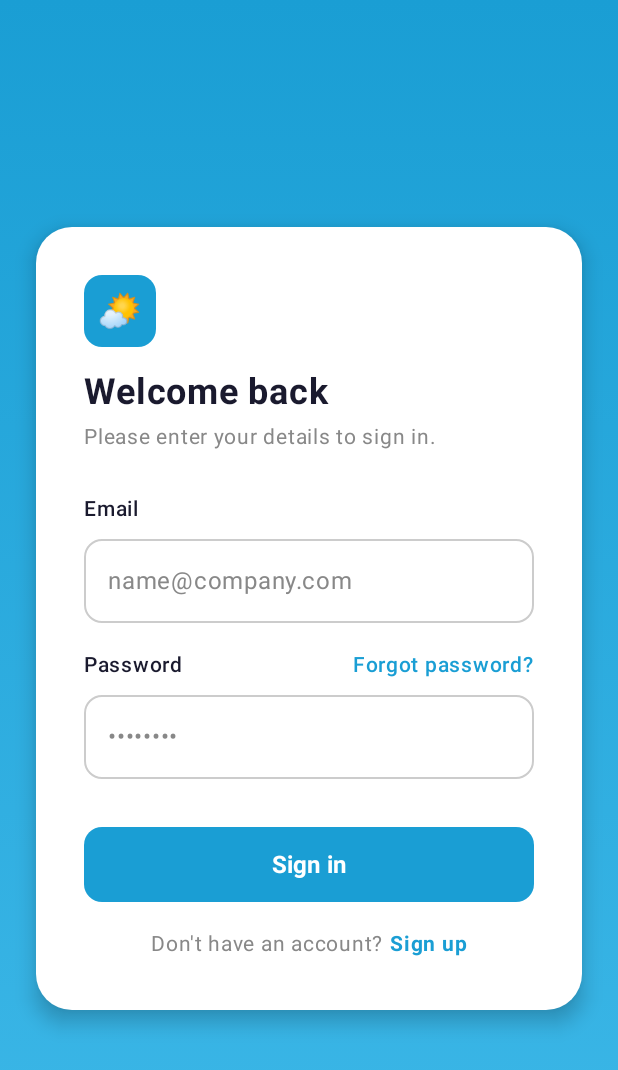
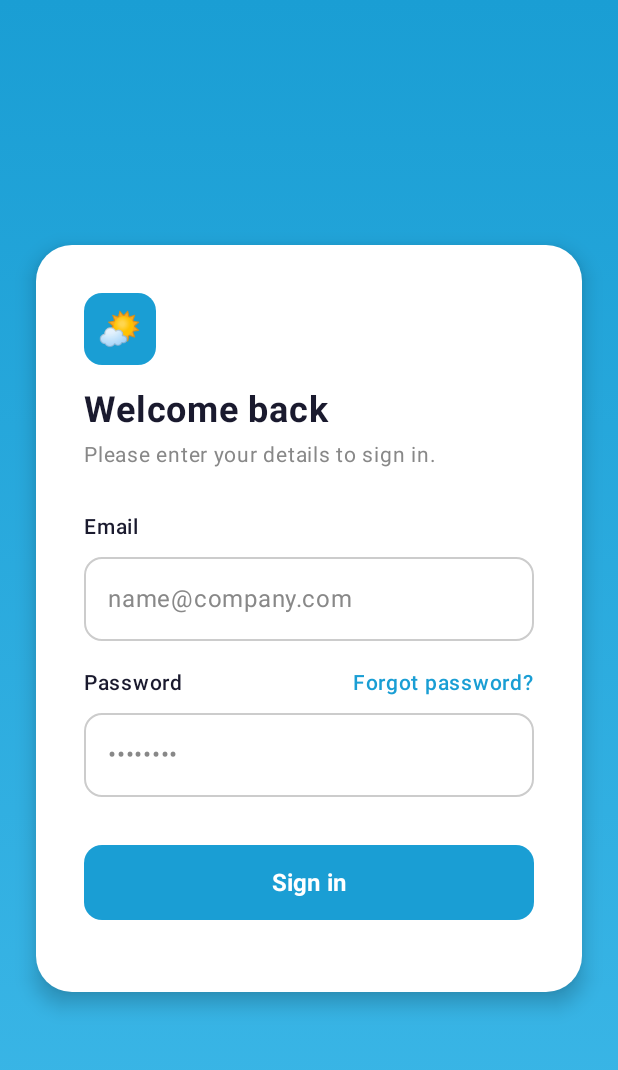
Before and after one commit to nurlanaaaaa3/Weathora, an Android app built with Jetpack Compose: the composable LoginScreen shown on its own in the app's theme, on a phone screen of 412 x 824 dp. Shown: the top 1070 px of the screen. Run offline under Robolectric (Android 15) with nearby library versions, the phone set to English and light mode, and no system bars.

Commit message:
feat: add splash screen, login screen, and logout feature

```diff
--- a/app/src/main/java/com/nurlana/wathora/ui/screen/LoginScreen.kt
+++ b/app/src/main/java/com/nurlana/wathora/ui/screen/LoginScreen.kt
@@ -15,6 +15,8 @@ import androidx.compose.ui.text.input.KeyboardType
 import androidx.compose.ui.text.input.PasswordVisualTransformation
 import androidx.compose.ui.unit.dp
 import androidx.compose.ui.unit.sp
+import androidx.compose.foundation.clickable
+
 
 @Composable
 fun LoginScreen(onLoginSuccess: () -> Unit) {
@@ -166,22 +168,6 @@ fun LoginScreen(onLoginSuccess: () -> Unit) {
                     )
                 }
                 Spacer(modifier = Modifier.height(16.dp))
-                Row(
-                    modifier = Modifier.fillMaxWidth(),
-                    horizontalArrangement = Arrangement.Center
-                ) {
-                    Text(
-                        text = "Don't have an account? ",
-                        fontSize = 14.sp,
-                        color = Color.Gray
-                    )
-                    Text(
-                        text = "Sign up",
-                        fontSize = 14.sp,
-                        color = Color(0xFF1A9ED4),
-                        fontWeight = FontWeight.Bold
-                    )
-                }
             }
         }
     }
```
Also changed, not shown: app/src/main/java/com/nurlana/wathora/MainActivity.kt (+23 -2 lines), app/src/main/java/com/nurlana/wathora/ui/screen/SplashScreen.kt (+9 -3 lines), app/src/main/java/com/nurlana/wathora/ui/screen/WeatherScreen.kt (+6 -3 lines).
